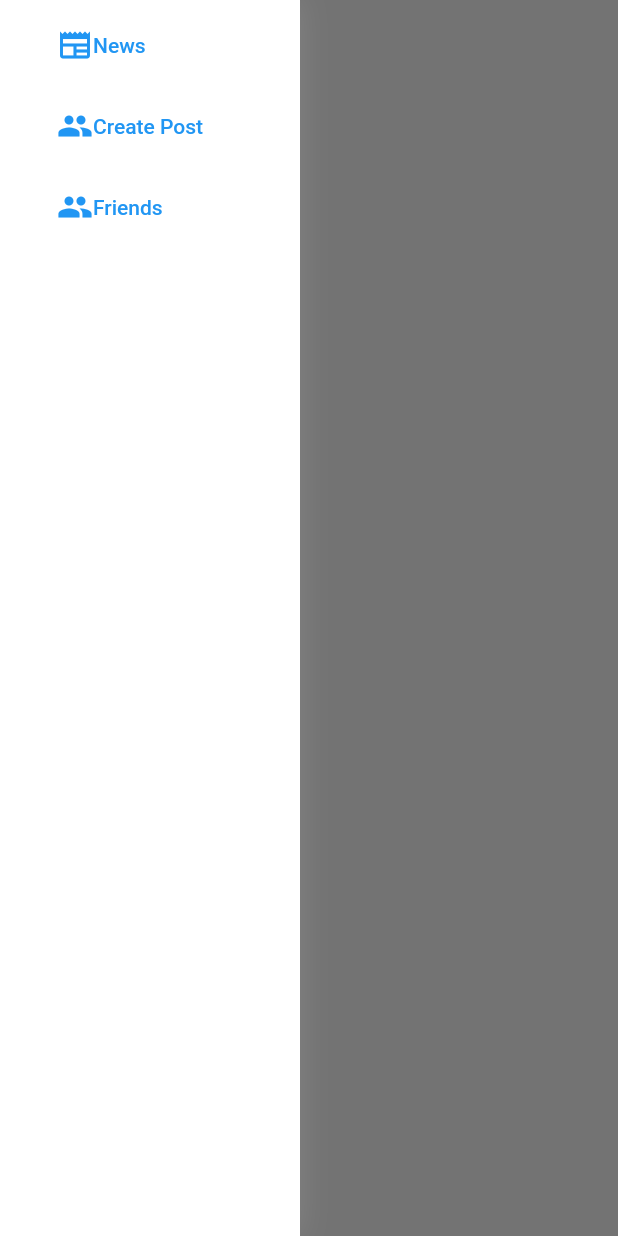
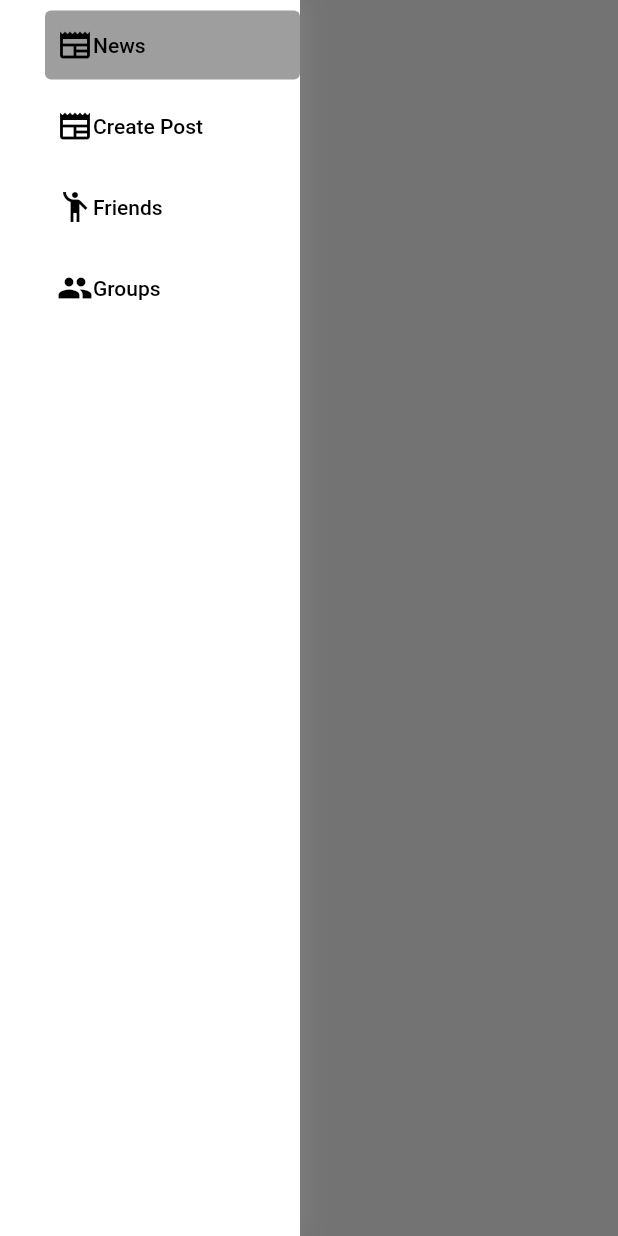
Before and after one commit to BankovK/flutter-social-app, a Flutter app: the NewsList screen opened by its route, with the side drawer open, on a phone screen of 412 x 824 dp. Run offline on Flutter 3.47's test engine with Material 2 defaults, Android fonts, the phone set to English and light mode, and no system bars; our stand-ins replace auto_route, flutter_redux, redux; missing offline and left inert: flutter_quill; network calls fail.

Commit message:
group list, edit profile

```diff
--- /dev/null
+++ b/lib/models/Group.dart
@@ -0,0 +1,5 @@
+class Group {
+  String name;
+
+  Group({required this.name});
+}
--- a/lib/models/NewsPost.dart
+++ b/lib/models/NewsPost.dart
@@ -1,7 +1,7 @@
 class NewsPost {
-  final String author;
+  final String authorId;
   final String content;
   final DateTime dateTime;
 
-  NewsPost({required this.author, required this.content, required this.dateTime});
+  NewsPost({required this.authorId, required this.content, required this.dateTime});
 }
--- a/lib/models/UserProfile.dart
+++ b/lib/models/UserProfile.dart
@@ -1,5 +1,18 @@
 class UserProfile {
-  final String name;
+  final String userId;
+  String name;
+  String password;
+  DateTime? dateOfBirth;
+  String? location;
+  String? phoneNumber;
 
-  UserProfile({required this.name});
+  UserProfile({
+    required this.userId,
+    required this.name,
+    required this.password,
+    this.dateOfBirth,
+    this.location,
+    this.phoneNumber
+  });
+
 }
--- a/lib/navpanel/navItem.dart
+++ b/lib/navpanel/navItem.dart
@@ -9,14 +9,20 @@ class NavItem extends StatelessWidget {
 
   @override
   Widget build(BuildContext context) {
+    bool isActive = ModalRoute.of(context)?.settings.name == link.routeName;
     return Padding(
       padding: const EdgeInsets.only(left: 30, top: 6),
       child: TextButton(
+        style: isActive
+            ? ButtonStyle(
+                backgroundColor: MaterialStateProperty.all<Color>(Colors.grey)
+              )
+            : null,
         onPressed: () => AutoRouter.of(context).push(link),
         child: Row(children: [
-          Icon(icon),
+          Icon(icon, color: Colors.black),
           const SizedBox(height: 30),
-          Text(title)
+          Text(title, style: const TextStyle(color: Colors.black),)
         ]),
       ),
     );
--- a/lib/navpanel/navPanel.dart
+++ b/lib/navpanel/navPanel.dart
@@ -18,8 +18,9 @@ class NavPanel extends StatelessWidget {
       ),
       child: Column(children: const [
         NavItem(title: 'News', icon: Icons.newspaper, link: NewsListRoute()),
-        NavItem(title: 'Create Post', icon: Icons.group, link: PostFormRoute()),
-        NavItem(title: 'Friends', icon: Icons.group, link: ProfileListRoute())
+        NavItem(title: 'Create Post', icon: Icons.newspaper_outlined, link: PostFormRoute()),
+        NavItem(title: 'Friends', icon: Icons.emoji_people, link: ProfileListRoute()),
+        NavItem(title: 'Groups', icon: Icons.group, link: GroupsListRoute())
       ])
     );
   }
--- a/lib/redux/reducers.dart
+++ b/lib/redux/reducers.dart
@@ -1,13 +1,41 @@
+import 'package:flutter/cupertino.dart';
+import 'package:flutter_app/models/Group.dart';
 import 'package:flutter_app/models/NewsPost.dart';
+import 'package:flutter_app/models/UserProfile.dart';
 import 'package:flutter_app/redux/actions.dart';
 
-List<NewsPost> appReducers(List<NewsPost> posts, dynamic action) {
-  if (action is AddPostAction) {
-    return addItem(posts, action);
-  }
-  return posts;
+@immutable
+class AppState{
+  final List<NewsPost> posts;
+  final List<UserProfile> users;
+  final List<Group> groups;
+  const AppState({required this.posts, required this.users, required this.groups});
 }
 
-List<NewsPost> addItem(List<NewsPost> posts, AddPostAction action) {
-  return List.from(posts)..add(action.post);
+AppState appReducers(AppState previousState, dynamic action) {
+  if (action is AddPostAction) {
+    return addItem(previousState, action);
+  }
+  if (action is UpdateProfileAction) {
+    return updateProfile(previousState, action);
+  }
+  return previousState;
 }
+
+AppState addItem(AppState previousState, AddPostAction action) {
+  return AppState(
+      posts: List.from(previousState.posts)..add(action.post),
+      users: previousState.users,
+      groups: previousState.groups
+  );
+}
+
+AppState updateProfile(AppState previousState, UpdateProfileAction action) {
+  final updatedIndex = previousState.users.indexWhere((user) => user.userId == action.profile.userId);
+  previousState.users[updatedIndex] = action.profile;
+  return AppState(
+      posts: previousState.posts,
+      users: previousState.users,
+      groups: previousState.groups
+  );
+}
--- a/lib/screens/post/postForm.dart
+++ b/lib/screens/post/postForm.dart
@@ -3,6 +3,7 @@ import 'package:auto_route/auto_route.dart';
 import 'package:flutter_app/models/NewsPost.dart';
 import 'package:flutter_app/navpanel/navPanel.dart';
 import 'package:flutter_app/redux/actions.dart';
+import 'package:flutter_app/redux/reducers.dart';
 import 'package:flutter_app/routes/router.gr.dart';
 import 'package:flutter_quill/flutter_quill.dart' as quill;
 import 'package:flutter/material.dart';
@@ -23,12 +24,12 @@ class _PostFormState extends State<PostForm> {
 
   @override
   Widget build(BuildContext context) {
-    return StoreConnector<List<NewsPost>, OnItemAddedCallback>(
+    return StoreConnector<AppState, OnItemAddedCallback>(
           converter: (store) {
             return (content) =>
                 store.dispatch(AddPostAction(
                     NewsPost(
-                        author: MyApp.of(context).authService.username,
+                        authorId: MyApp.of(context).authService.userId,
                         content: content,
                         dateTime: DateTime.now()
                     )
--- a/lib/screens/post/postsList.dart
+++ b/lib/screens/post/postsList.dart
@@ -1,6 +1,7 @@
 import 'package:flutter/material.dart';
 import 'package:flutter_app/models/NewsPost.dart';
 import 'package:flutter_app/navpanel/navPanel.dart';
+import 'package:flutter_app/redux/reducers.dart';
 import 'package:flutter_app/screens/post/postItem.dart';
 import 'package:flutter_redux/flutter_redux.dart';
 
@@ -11,8 +12,8 @@ class NewsList extends StatelessWidget {
   Widget build(BuildContext context) {
     return Scaffold(
       drawer: const NavPanel(),
-      body: StoreConnector<List<NewsPost>, List<NewsPost>>(
-        converter: (store) => store.state,
+      body: StoreConnector<AppState, List<NewsPost>>(
+        converter: (store) => store.state.posts,
         builder: (context, list) {
           return ListView.builder(
             itemCount: list.length,
--- a/lib/utils/auth_service.dart
+++ b/lib/utils/auth_service.dart
@@ -3,10 +3,10 @@ import 'package:flutter/material.dart';
 class AuthService extends ChangeNotifier {
   bool _authenticated = false;
   bool get authenticated => _authenticated;
-  String _username = '';
-  String get username => _username;
-  set username(String value) {
-    _username = value;
+  String _userId = '';
+  String get userId => _userId;
+  set userId(String value) {
+    _userId = value;
   }
   set authenticated(bool value) {
     _authenticated = value;
```
Also changed, not shown: lib/main.dart (+21 -6 lines), lib/redux/actions.dart (+7 -0 lines), lib/routes/router.dart (+10 -3 lines), lib/screens/group/groupsList.dart (added, +66 -0 lines), lib/screens/loginForm.dart (+22 -5 lines), lib/screens/post/postItem.dart (+5 -3 lines), lib/screens/profile.dart (deleted, +0 -55 lines), lib/screens/profile/profile.dart (added, +87 -0 lines), lib/screens/profile/profileEdit.dart (added, +154 -0 lines), lib/screens/profile/profileList.dart (added, +50 -0 lines), lib/screens/profileList.dart (deleted, +0 -52 lines), lib/routes/router.gr.dart.
